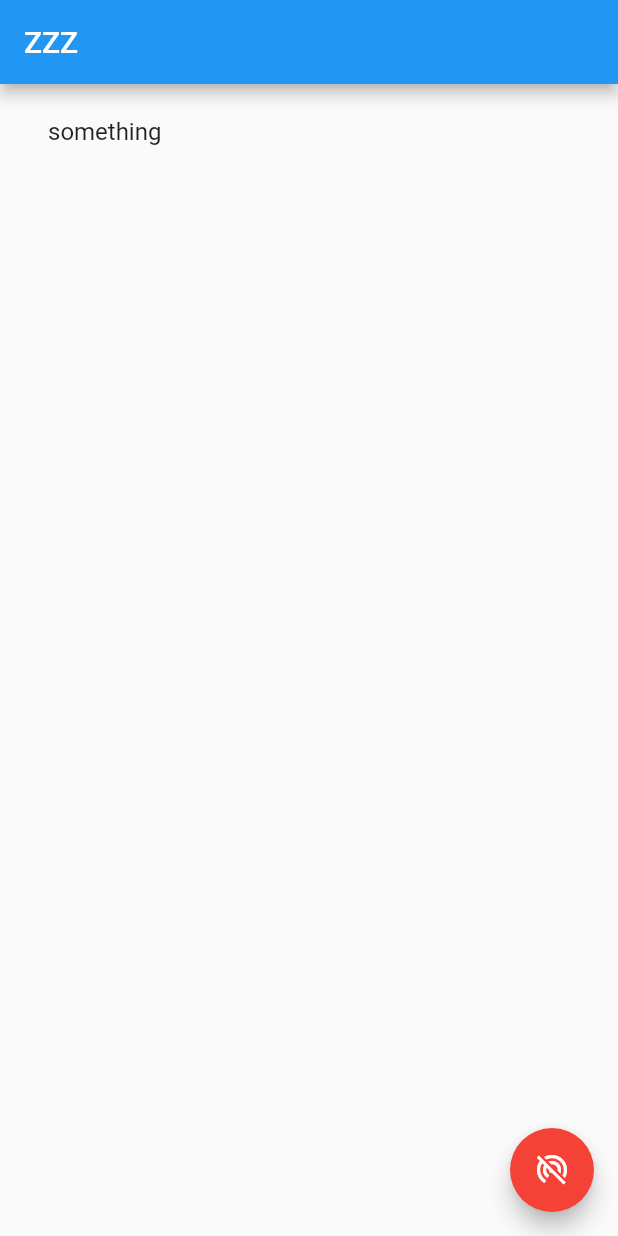
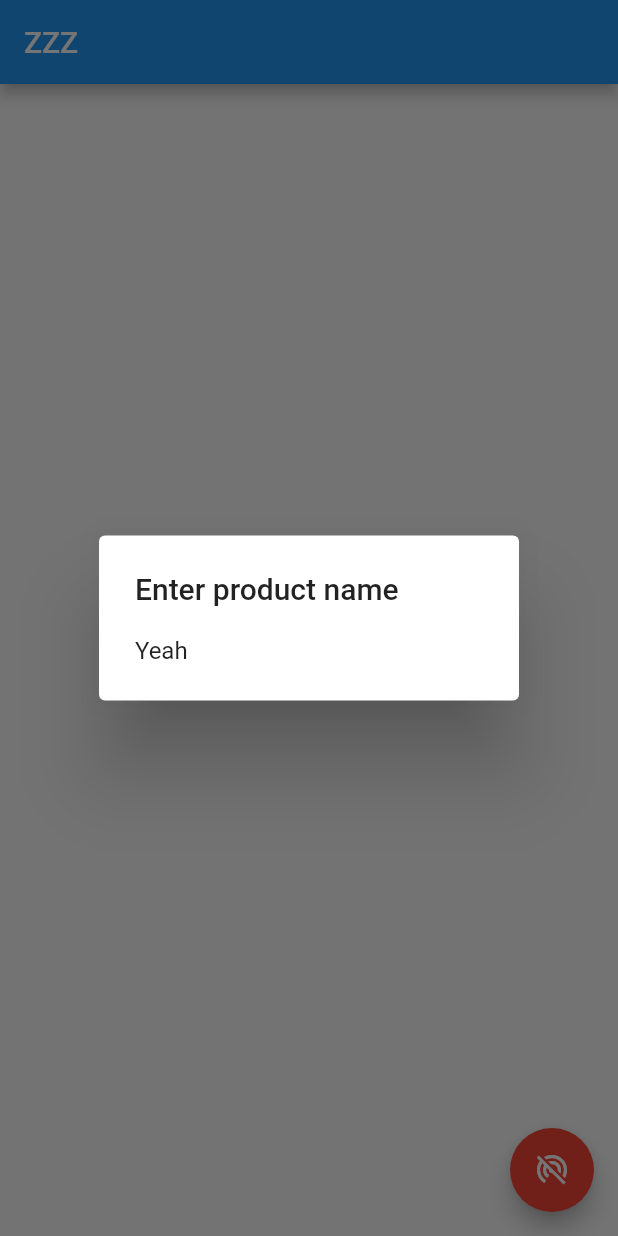
Before and after one commit to Tonna/learning-flutter, a Flutter app: the screen it shows after launch, after a tap on the "portable wifi off" icon, on a phone screen of 412 x 824 dp. Run offline on Flutter 3.47's test engine with Material 2 defaults, Android fonts, the phone set to English and light mode, and no system bars.

```diff
--- a/shopping_list_app/lib/main.dart
+++ b/shopping_list_app/lib/main.dart
@@ -51,17 +51,34 @@ class _ProductWidgetState extends State<ProductWidget> {
             return ListTile(title: new ListTile(title: Text(_products[index])));
           }),
       floatingActionButton: new FloatingActionButton(
-          onPressed: _addSomething,
-          backgroundColor: Colors.red,
-          child: new Icon(Icons.portable_wifi_off),
+        onPressed: _addSomethingDialog,
+        backgroundColor: Colors.red,
+        child: new Icon(Icons.portable_wifi_off),
       ),
     );
   }
 
-  void _addSomething() {
-    _products.add("something");
-    setState(() {
+  void _addSomethingDialog() async {
+    String _newProduct;
 
-    });
+    _newProduct = await showDialog<String>(
+        context: context,
+        builder: (BuildContext context) {
+          return SimpleDialog(
+              title: const Text("Enter product name"),
+              children: <Widget>[
+                SimpleDialogOption(
+                  onPressed: () {
+                    Navigator.pop(context, "test1");
+                  },
+                  child: const Text("Yeah"),
+                )
+              ]);
+        });
+
+    if (_newProduct != null) {
+      _products.add(_newProduct);
+    }
+    setState(() {});
   }
 }
```
